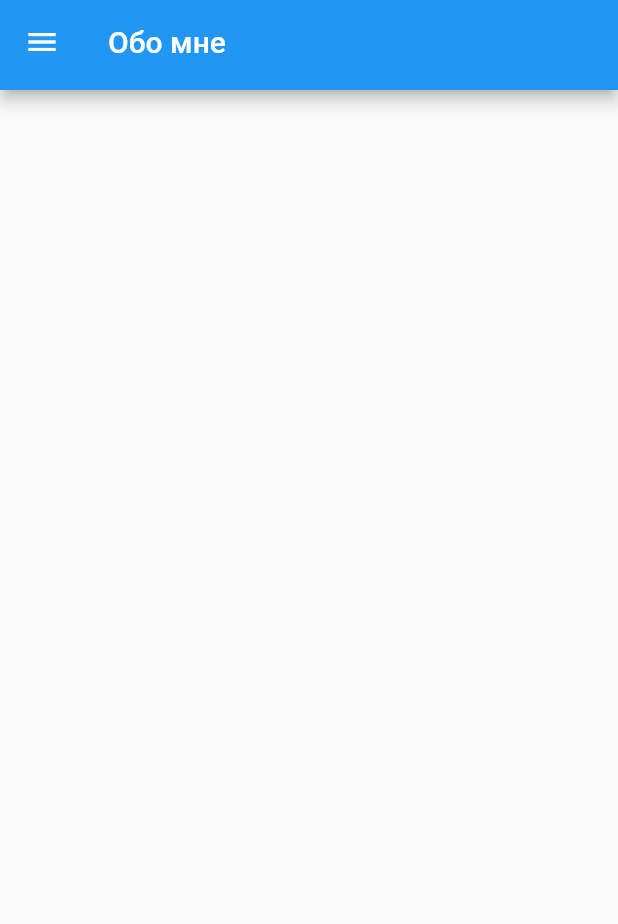
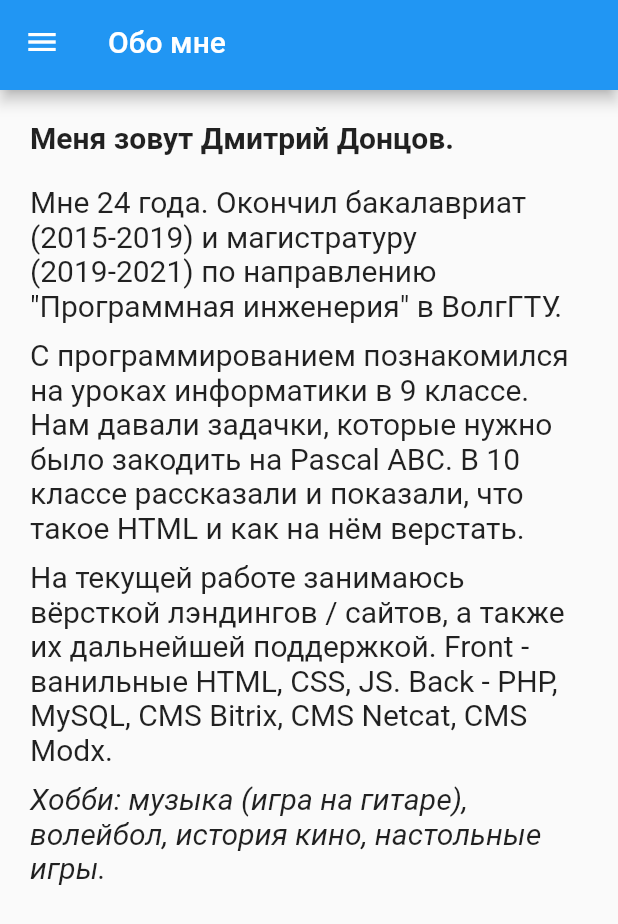
Before and after one commit to DimaDontsov/test_flutter_app, a Flutter app: the AboutPage screen opened by its route, on a phone screen of 412 x 824 dp. Shown: the top 924 px of the screen. Run offline on Flutter 3.47's test engine with Material 2 defaults, Android fonts, the phone set to English and light mode, and no system bars; network calls fail.

Commit message:
Изменена страница "Обо мне"

```diff
--- a/lib/pages/aboutPage.dart
+++ b/lib/pages/aboutPage.dart
@@ -16,6 +16,46 @@ class _AboutPageState extends State<AboutPage> {
     return Scaffold(
       appBar: MyAppBar(titleText: 'Обо мне',),
       drawer: MyDrawer(),
+      body: Padding(
+        padding: EdgeInsets.all(20),
+        child: ListView(
+          children: [
+            Padding(
+              padding: EdgeInsets.only(bottom: 20),
+              child: Text('Меня зовут Дмитрий Донцов.', style: TextStyle(fontSize: 20, fontWeight: FontWeight.bold),),
+            ),
+            Padding(
+              padding: EdgeInsets.only(bottom: 10),
+              child: Text(
+                'Мне 24 года. Окончил бакалавриат (2015-2019) и магистратуру (2019-2021) '
+                    'по направлению "Программная инженерия" в ВолгГТУ.',
+                style: TextStyle(fontSize: 20, ),),
+            ),
+            Padding(
+              padding: EdgeInsets.only(bottom: 10),
+              child: Text(
+                'С программированием познакомился на уроках информатики в 9 классе. '
+                    'Нам давали задачки, которые нужно было закодить на Pascal ABC. '
+                    'В 10 классе рассказали и показали, что такое HTML и как на нём верстать.',
+                style: TextStyle(fontSize: 20, ),),
+            ),
+            Padding(
+              padding: EdgeInsets.only(bottom: 10),
+              child: Text(
+                'На текущей работе занимаюсь вёрсткой лэндингов / сайтов, а также их дальнейшей поддержкой. '
+                    'Front - ванильные HTML, CSS, JS. '
+                    'Back - PHP, MySQL, CMS Bitrix, CMS Netcat, CMS Modx.',
+                style: TextStyle(fontSize: 20, ),),
+            ),
+            Padding(
+              padding: EdgeInsets.only(bottom: 10),
+              child: Text(
+                'Хобби: музыка (игра на гитаре), волейбол, история кино, настольные игры.',
+                style: TextStyle(fontSize: 20, fontStyle: FontStyle.italic),),
+            ),
+          ],
+        ),
+      ),
     );
   }
 }
```
